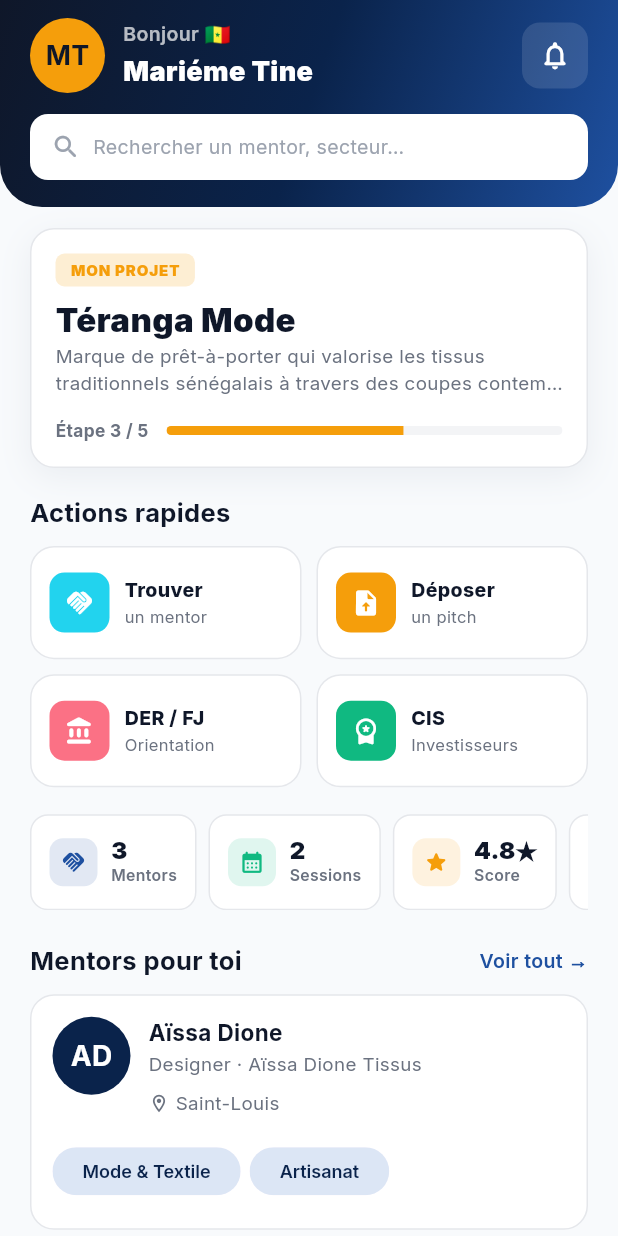
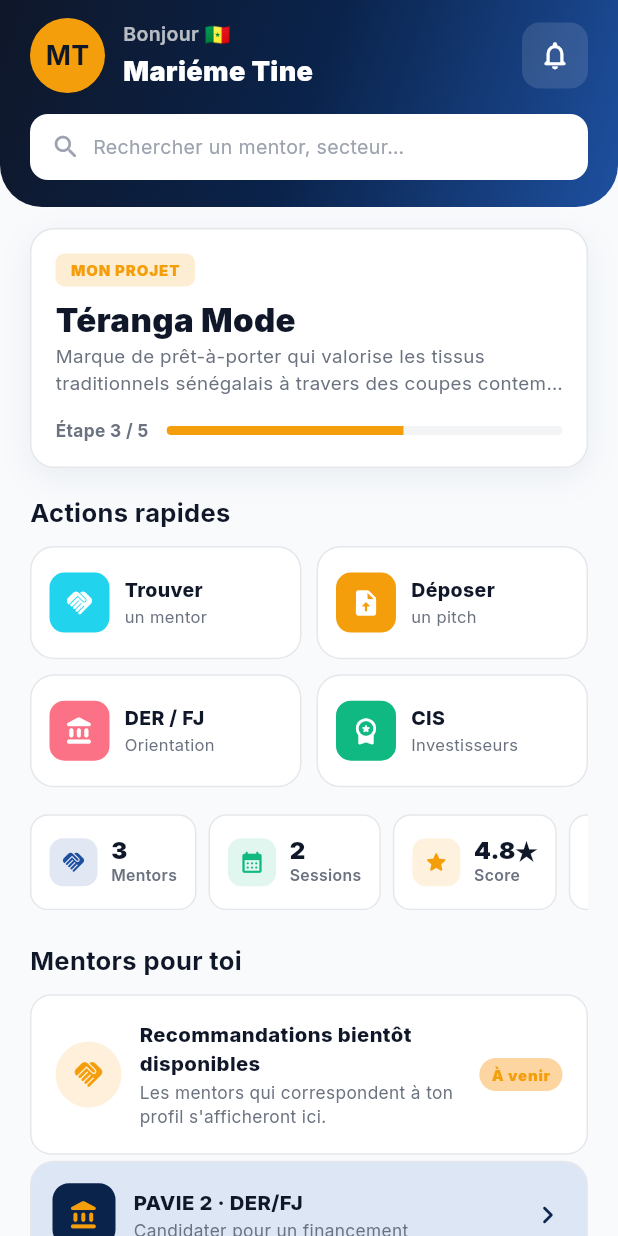
Before and after one commit to Souleymane-Sirima-Mbodj/Diapaler-Africa, a Flutter app: the HomePage screen opened directly, on a phone screen of 412 x 824 dp. Run offline on Flutter 3.47's test engine with Material 3 defaults, Android fonts, the phone set to English and light mode, and no system bars; our stand-ins replace firebase_auth, firebase_core, firebase_database, google_fonts; accounts and stored records are empty.

Commit message:
ux: remplace la liste des mentors recommandes par un bandeau "A venir"
Pour la premiere demonstration, on n'expose pas les 63 mentors mocks
sur le dashboard. A la place, un bandeau coherent avec Messages/Agenda :
icone poignee de main + titre "Recommandations bientot disponibles" +
sous-titre + chip "A venir".

Le widget _NoRecoState reste dans le fichier (ignore unused_element)
ainsi que recommendedMentorsFor() pour pouvoir reactiver instantanement
quand le flow mentors sera branche : il suffit de remplacer le bandeau
par le ValueListenableBuilder qui appelle recommendedMentorsFor.

Le SectionHeader perd l'action "Voir tout" puisqu'il n'y a plus rien
a "voir" pour le moment.

```diff
--- a/lib/screens/page_accueil.dart
+++ b/lib/screens/page_accueil.dart
@@ -9,7 +9,7 @@ import '../widgets/carte_mentor.dart';
 import '../widgets/feuille_profil.dart';
 import '../widgets/entete_section.dart';
 import '../widgets/squelette.dart';
-// ignore_for_file: unused_import
+// ignore_for_file: unused_import, unused_element
 // (imports gardés en place — réactivés quand les redirections seront rebranchées)
 import 'page_nouveau_projet.dart';
 import 'page_matching.dart';
@@ -753,45 +753,87 @@ class _RecommendedHeader extends StatelessWidget {
 
   @override
   Widget build(BuildContext context) {
-    return SectionHeader(
-      title: 'Mentors pour toi',
-      action: 'Voir tout →',
-      // TODO: réactiver — Navigator.push(RecommendedMentorsPage)
-      onAction: () {},
-    );
+    // TODO: réactiver — afficher l'action "Voir tout →" qui redirige vers
+    //   RecommendedMentorsPage quand le flow mentors sera rebranché.
+    return const SectionHeader(title: 'Mentors pour toi');
   }
 }
 
 // ─────────────────────────────────────────────────────────────────
-// Mentors recommandés (réactif aux changements de profil)
+// Mentors recommandés — bandeau "À venir" pour la première démo
 // ─────────────────────────────────────────────────────────────────
 class _RecommendedMentors extends StatelessWidget {
   const _RecommendedMentors();
 
   @override
   Widget build(BuildContext context) {
-    return ValueListenableBuilder<UserProfile>(
-      valueListenable: UserProfileController.profile,
-      builder: (_, p, __) {
-        final recos = recommendedMentorsFor(
-          userSector: p.sector,
-          userInterests: p.interests,
-          projectSectors: p.projects.map((pr) => pr.sector).toList(),
-        ).take(2).toList();
-
-        if (recos.isEmpty) {
-          return const _NoRecoState();
-        }
-        return Column(
-          children: [
-            for (final m in recos)
-              Padding(
-                padding: const EdgeInsets.only(bottom: 10),
-                child: MentorCard(mentor: m),
+    // TODO: réactiver — afficher la liste des mentors recommandés via
+    //   recommendedMentorsFor(userSector, userInterests, projectSectors)
+    //   quand le flow mentors sera rebranché. Cf. _NoRecoState pour
+    //   l'empty state quand la liste est vide.
+    return Container(
+      padding: const EdgeInsets.all(16),
+      decoration: BoxDecoration(
+        color: Colors.white,
+        borderRadius: BorderRadius.circular(14),
+        border: Border.all(color: AppColors.border),
+      ),
+      child: Row(
+        children: [
+          Container(
+            width: 44,
+            height: 44,
+            decoration: BoxDecoration(
+              color: AppColors.amber.withValues(alpha: 0.15),
+              shape: BoxShape.circle,
+            ),
+            child: const Icon(Icons.handshake_rounded,
+                color: AppColors.amber, size: 22),
+          ),
+          const SizedBox(width: 12),
+          const Expanded(
+            child: Column(
+              crossAxisAlignment: CrossAxisAlignment.start,
+              children: [
+                Text(
+                  'Recommandations bientôt disponibles',
+                  style: TextStyle(
+                    fontSize: 13.5,
+                    fontWeight: FontWeight.w800,
+                    color: AppColors.navyDeep,
+                  ),
+                ),
+                SizedBox(height: 3),
+                Text(
+                  'Les mentors qui correspondent à ton profil s\'afficheront ici.',
+                  style: TextStyle(
+                    fontSize: 11.5,
+                    color: AppColors.muted,
+                    height: 1.35,
+                  ),
+                ),
+              ],
+            ),
+          ),
+          const SizedBox(width: 10),
+          Container(
+            padding: const EdgeInsets.symmetric(horizontal: 8, vertical: 4),
+            decoration: BoxDecoration(
+              color: AppColors.amberSoft,
+              borderRadius: BorderRadius.circular(999),
+            ),
+            child: const Text(
+              'À venir',
+              style: TextStyle(
+                fontSize: 10,
+                fontWeight: FontWeight.w900,
+                color: AppColors.amber,
+                letterSpacing: 0.5,
               ),
-          ],
-        );
-      },
+            ),
+          ),
+        ],
+      ),
     );
   }
 }
```
